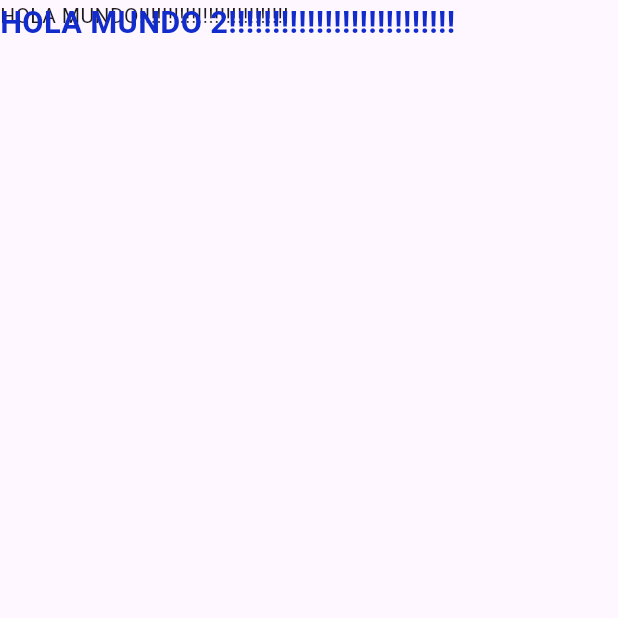
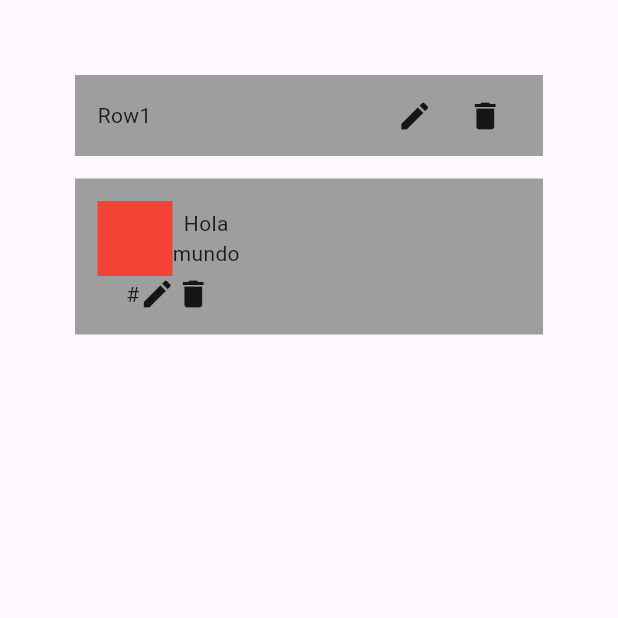
Before and after one commit to AleOrdaz/proyecto_clase, a Flutter app: the Home screen opened directly, on a phone screen of 412 x 824 dp, the top half of it. Run offline on Flutter 3.47's test engine with Material 3 defaults, Android fonts, the phone set to English and light mode, and no system bars.

Commit message:
Row y Expanded

```diff
--- a/lib/home.dart
+++ b/lib/home.dart
@@ -13,14 +13,71 @@ class _HomeState extends State<Home> {
     return Scaffold(
       body: Stack(
         children: [
-          Text('HOLA MUNDO!!!!!!!!!!!!!!!!!!!!!!!!!!'),
-          Text(
-            'HOLA MUNDO 2!!!!!!!!!!!!!!!!!!!!!!!!!!',
-            style: TextStyle(
-              //color: Colors.brown
-              color: Color(0xFF122BCB),
-              fontSize: 20.5,
-              fontWeight: FontWeight.w700
+          Padding(
+            padding: EdgeInsets.all(50.0),
+            child: Column(
+              children: [
+                Container(
+                  padding: EdgeInsets.all(15.0),
+                  color: Colors.grey,
+                  child: Row(
+                    children: [
+                      Expanded(
+                        flex: 8,
+                        child: Text('Row1'),
+                      ),
+                      Expanded(
+                        flex: 2,
+                        child: Icon(Icons.edit),
+                      ),
+                      Expanded(
+                        flex:2,
+                        child: Icon(Icons.delete),
+                      ),
+                    ],
+                  ),
+                ),
+                SizedBox(height: 15.0,),
+                Container(
+                  padding: EdgeInsets.all(15.0),
+                  color: Colors.grey,
+                  child: Row(
+                    children: [
+                      Column(
+                        children: [
+                          Row(
+                            children: [
+                              Expanded(
+                                flex: 6,
+                                child: Container(height: 50, width: 50, color: Colors.red,),
+                              ),
+                              Expanded(
+                                  flex: 6,
+                                  child: Column(
+                                    ///Toma el tamaño de los widgets hijos
+                                    mainAxisSize: MainAxisSize.min,
+                                    children: [
+                                      Text('Hola'),
+                                      Text('mundo')
+                                    ],
+                                  )
+                              )
+
+                            ],
+                          ),
+                          Row(
+                            children: [
+                              Expanded(flex: 2, child: Text('#'),),
+                              Expanded(flex: 5, child: Icon(Icons.edit),),
+                              Expanded(flex: 5,child: Icon(Icons.delete),),
+                            ],
+                          ),
+                        ],
+                      )
+                    ],
+                  ),
+                )
+              ],
             ),
           )
         ],
```
Also changed, not shown: lib/login.dart (added, +88 -0 lines).
